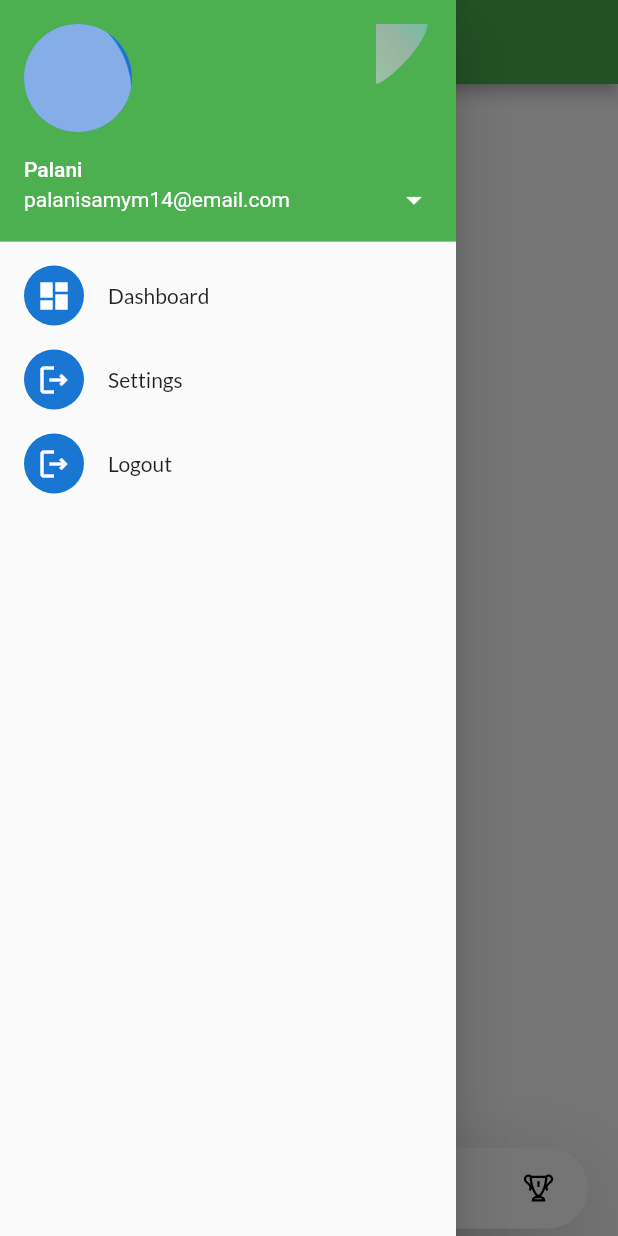
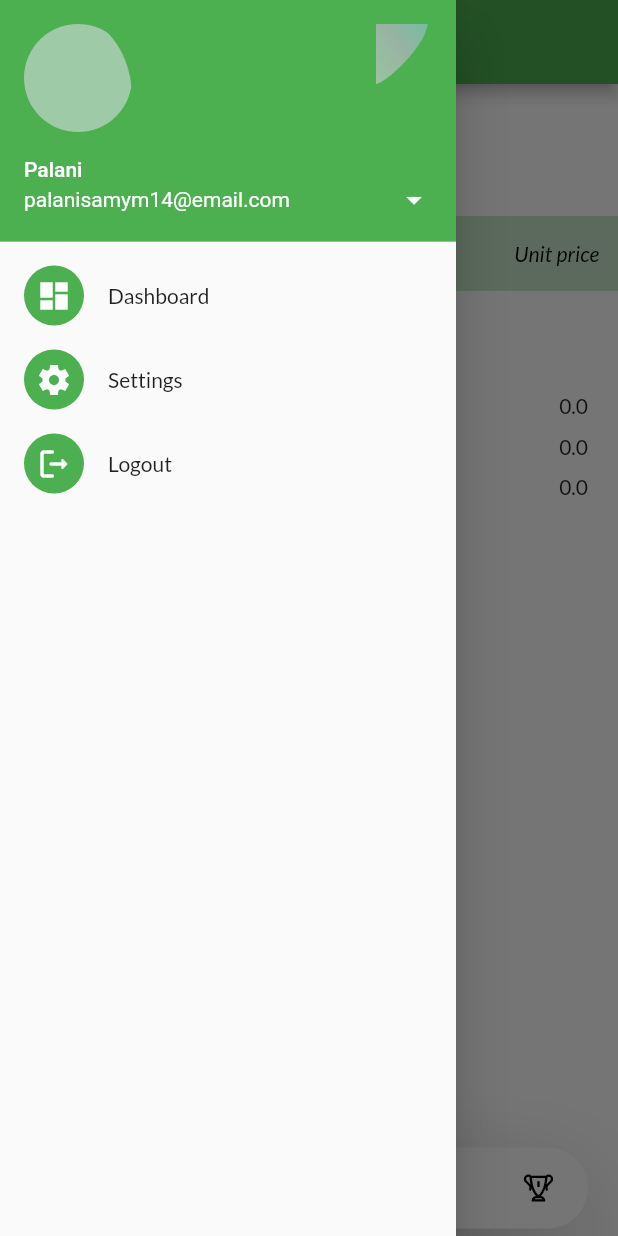
Before and after one commit to palanisamym14/quotation, a Flutter app: the screen it shows after launch, with the side drawer open, on a phone screen of 412 x 824 dp. Run offline on Flutter 3.47's test engine with Material 2 defaults, Android fonts, the phone set to English and light mode, and no system bars; drawn by our look-alikes of google_nav_bar; our stand-ins replace flutter_form_builder, flutter_login, flutter_modular, flutter_svg, form_field_validator, google_fonts and 3 more; missing offline and left inert: dart:html; project files that could hold a hidden picture were left out.

Commit message:
first commit

```diff
--- a/lib/src/components/bottom_nav_bar.dart
+++ b/lib/src/components/bottom_nav_bar.dart
@@ -3,6 +3,11 @@ import 'package:flutter_modular/flutter_modular.dart';
 import 'package:google_nav_bar/google_nav_bar.dart';
 import 'package:line_icons/line_icons.dart';
 import 'package:quotation/src/components/drawer.dart';
+
+final padding = EdgeInsets.symmetric(horizontal: 18, vertical: 12);
+double gap = 10;
+List<String> routes = ['home', 'schedule', 'favourite', 'analysis'];
+List<Color> colors = [Colors.purple, Colors.pink, Colors.purple, Colors.teal];
 
 class BottomNavBar extends StatefulWidget {
   final Widget? body;
@@ -14,17 +19,13 @@ class BottomNavBar extends StatefulWidget {
 class _BottomNavBarState extends State<BottomNavBar> {
   int _selectedIndex = 0;
   @override
+  void initState() {
+    super.initState();
+    Modular.to.navigate(routes[0]);
+  }
+
+  @override
   Widget build(BuildContext context) {
-    int badge = 0;
-    final padding = EdgeInsets.symmetric(horizontal: 18, vertical: 12);
-    double gap = 10;
-    List<String> routes = ['home', 'schedule', 'favourite', 'analysis'];
-    List<Color> colors = [
-      Colors.purple,
-      Colors.pink,
-      Colors.purple,
-      Colors.teal
-    ];
     return Scaffold(
       backgroundColor: Colors.white,
       body: this.widget.body,
--- a/lib/src/components/drawer.dart
+++ b/lib/src/components/drawer.dart
@@ -20,6 +20,7 @@ class _CustomDrawerState extends State<CustomDrawer> {
             accountEmail: new Text("palanisamym14@email.com"),
             //Current avatar
             currentAccountPicture: new CircleAvatar(
+              backgroundColor: Colors.green,
               backgroundImage: new AssetImage("assets/images/main_bottom.png"),
             ),
             onDetailsPressed: () {},
@@ -32,19 +33,32 @@ class _CustomDrawerState extends State<CustomDrawer> {
           ),
           ListTile(
             leading: new CircleAvatar(
-              child: new Icon(Icons.dashboard),
+              backgroundColor: Colors.green,
+              child: new Icon(
+                Icons.dashboard_sharp,
+                color: Colors.white,
+              ),
             ),
             title: Text("Dashboard"),
           ),
           Expanded(child: Container()),
           ListTile(
             leading: new CircleAvatar(
-              child: new Icon(Icons.logout_outlined),
+              backgroundColor: Colors.green,
+              child: new Icon(
+                Icons.settings_sharp,
+                color: Colors.white,
+              ),
             ),
             title: new Text("Settings"),
-          ),ListTile(
+          ),
+          ListTile(
             leading: new CircleAvatar(
-              child: new Icon(Icons.logout_outlined),
+              backgroundColor: Colors.green,
+              child: new Icon(
+                Icons.logout_rounded,
+                color: Colors.white,
+              ),
             ),
             title: new Text("Logout"),
           )
--- a/lib/src/screens/dataGrid/header.dart
+++ b/lib/src/screens/dataGrid/header.dart
@@ -10,6 +10,7 @@ class DataGridHeader extends StatefulWidget {
 }
 
 class _DataGridHeaderState extends State<DataGridHeader> {
+  Map<String, dynamic> companyDetail = {};
   List<Map<String, dynamic>> columns = [
     {
       "type": "text",
@@ -86,16 +87,25 @@ class _DataGridHeaderState extends State<DataGridHeader> {
                   })
             ],
           ),
-          Text("CompanyName"),
-          Text("Address"),
-          Text("Phone"),
+          new ListView.builder(
+              shrinkWrap: true,
+              itemCount: columns.length,
+              itemBuilder: (context, index) {
+                var val = companyDetail[columns[index]["_key"]];
+                return val == null
+                    ? Container(
+                        height: 0,
+                        width: 0,
+                      )
+                    : Text(val);
+              })
         ],
       ),
     ));
   }
 
   void _navigateAndDisplaySelection(BuildContext context) async {
-    Map<String, dynamic> val = {};
+    Map<String, dynamic> val = companyDetail;
     // print("_val");
     print(val);
     final result = await Navigator.push(
@@ -103,13 +113,15 @@ class _DataGridHeaderState extends State<DataGridHeader> {
       // Create the SelectionScreen in the next step.
       MaterialPageRoute(
         builder: (context) => AddItemForm(
-          columns:
-              columns.where((element) => element["allowAddScreen"]).toList(),
-          initValues: val,
-          header:"Add Address"
-        ),
+            columns:
+                columns.where((element) => element["allowAddScreen"]).toList(),
+            initValues: val,
+            header: "Add Address"),
       ),
     );
     print(result);
+    setState(() {
+      companyDetail = result;
+    });
   }
 }
--- a/lib/src/screens/home/home_modular.dart
+++ b/lib/src/screens/home/home_modular.dart
@@ -7,9 +7,8 @@ import 'home_screen.dart';
 
 class HomeModule extends Module {
   @override
-  // final List<Bind> binds = [
-  //   Bind.singleton((i) => HomeBloc()),
-  // ];
+  @override
+  List<Bind> get binds => [];
 
   @override
   final List<ModularRoute> routes = [
```
Also changed, not shown: lib/app_module.dart (+5 -2 lines), lib/src/screens/dataGrid/data_row.dart (deleted, +0 -18 lines), lib/module_guard.dart (added).
